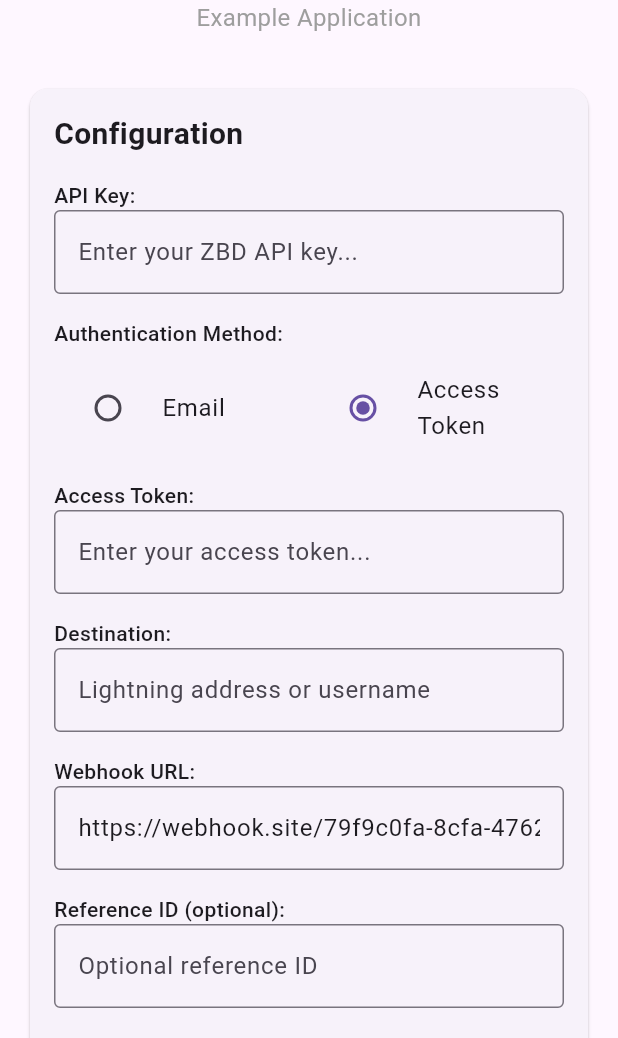
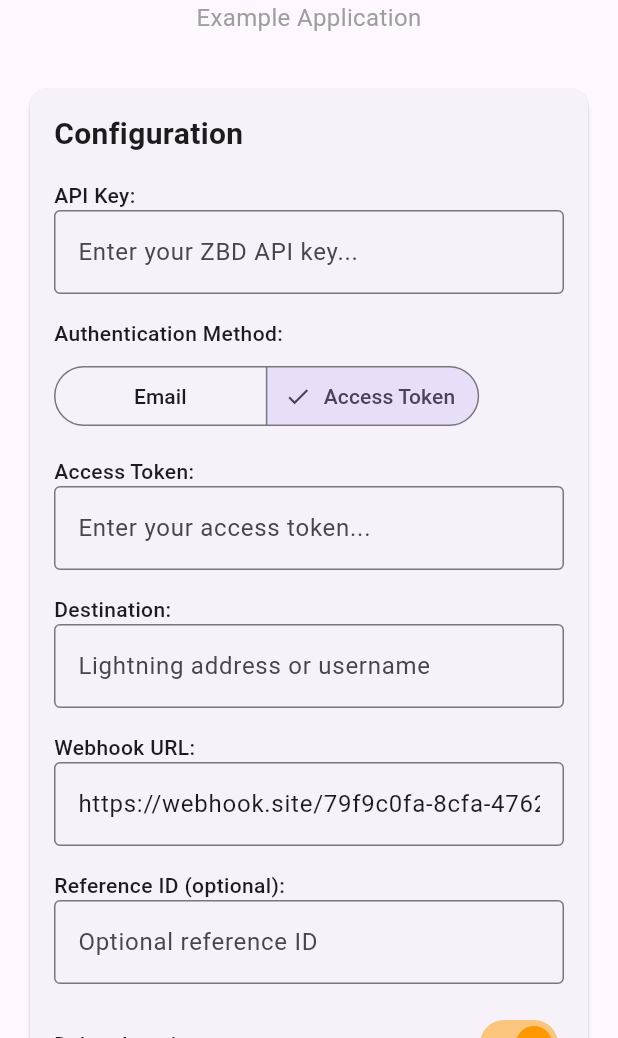
Before and after one commit to zbdpay/ramp-flutter, a Flutter app: the screen it shows after launch, after a tap on "Access Token", on a phone screen of 412 x 824 dp, the part 198-1236 px from its top. Run offline on Flutter 3.47's test engine with Material 3 defaults, Android fonts, the phone set to English and light mode, and no system bars; our stand-ins replace permission_handler; missing offline and left inert: flutter_inappwebview.

Commit message:
beautify and fix warnings

```diff
--- a/example/lib/main.dart
+++ b/example/lib/main.dart
@@ -65,14 +65,14 @@ class _ZBDRampHomePageState extends State<ZBDRampHomePage> {
 
     // Validate authentication method
     if (useAccessToken && accessTokenController.text.isEmpty) {
-      ScaffoldMessenger.of(context).showSnackBar(const SnackBar(
-          content: Text('Please enter an Access Token')));
+      ScaffoldMessenger.of(context).showSnackBar(
+          const SnackBar(content: Text('Please enter an Access Token')));
       return;
     }
 
     if (!useAccessToken && emailController.text.isEmpty) {
-      ScaffoldMessenger.of(context).showSnackBar(const SnackBar(
-          content: Text('Please enter an Email address')));
+      ScaffoldMessenger.of(context).showSnackBar(
+          const SnackBar(content: Text('Please enter an Email address')));
       return;
     }
 
@@ -285,33 +285,23 @@ class _ZBDRampHomePageState extends State<ZBDRampHomePage> {
                     const Text('Authentication Method:',
                         style: TextStyle(fontWeight: FontWeight.w500)),
                     const SizedBox(height: 8),
-                    Row(
-                      children: [
-                        Expanded(
-                          child: RadioListTile<bool>(
-                            title: const Text('Email'),
-                            value: false,
-                            groupValue: useAccessToken,
-                            onChanged: (value) {
-                              setState(() {
-                                useAccessToken = value!;
-                              });
-                            },
-                          ),
+                    SegmentedButton<bool>(
+                      segments: const [
+                        ButtonSegment<bool>(
+                          value: false,
+                          label: Text('Email'),
                         ),
-                        Expanded(
-                          child: RadioListTile<bool>(
-                            title: const Text('Access Token'),
-                            value: true,
-                            groupValue: useAccessToken,
-                            onChanged: (value) {
-                              setState(() {
-                                useAccessToken = value!;
-                              });
-                            },
-                          ),
+                        ButtonSegment<bool>(
+                          value: true,
+                          label: Text('Access Token'),
                         ),
                       ],
+                      selected: {useAccessToken},
+                      onSelectionChanged: (selection) {
+                        setState(() {
+                          useAccessToken = selection.first;
+                        });
+                      },
                     ),
                     const SizedBox(height: 16),
                     if (!useAccessToken) ...[
@@ -395,7 +385,7 @@ class _ZBDRampHomePageState extends State<ZBDRampHomePage> {
                           onChanged: (value) => setState(() {
                             debugMode = value;
                           }),
-                          activeColor: Colors.orange,
+                          activeThumbColor: Colors.orange,
                         ),
                       ],
                     ),
--- a/lib/src/models/ramp_callbacks.dart
+++ b/lib/src/models/ramp_callbacks.dart
@@ -9,7 +9,8 @@ typedef OnStepChangeCallback = void Function(String step);
 typedef OnLogCallback = void Function(RampLog log);
 typedef OnReadyCallback = void Function();
 typedef OnCloseCallback = void Function();
-typedef OnCreateWindowCallback = void Function(CreateWindowAction createWindowAction);
+typedef OnCreateWindowCallback = void Function(
+    CreateWindowAction createWindowAction);
 
 class RampCallbacks {
   final OnSuccessCallback? onSuccess;
```
Also changed, not shown: lib/src/zbd_ramp_controller.dart (+8 -5 lines), pubspec.lock.
